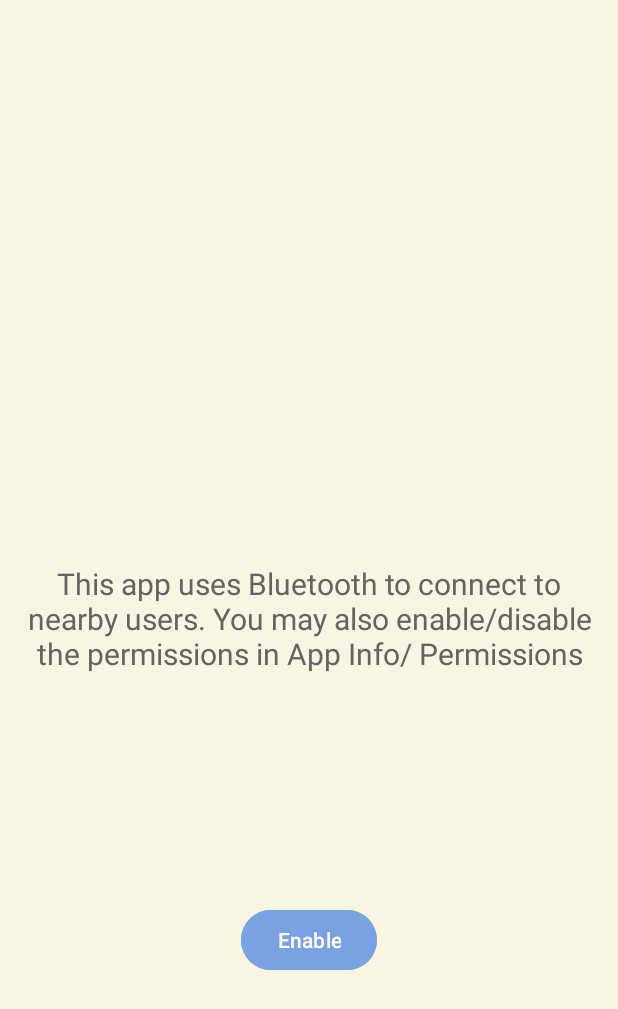
After one commit to Daydreamer7337/Chillara, an Android app: the EnablePermissions screen opened directly, with no data from a screen before it, on a phone screen of 412 x 824 dp. The commit adds this screen. Shown: the top 1009 px of the screen. Run offline under Robolectric (Android 15) with nearby library versions, the phone set to English and light mode, and no system bars.

Commit message:
Completed getting Permissions
Fetched permission required for ble

```diff
--- /dev/null
+++ b/app/src/main/java/com/uselessprojects/chillara/EnablePermissions.kt
@@ -0,0 +1,108 @@
+package com.uselessprojects.chillara
+
+import android.Manifest
+import android.content.Context
+import android.content.Intent
+import android.content.pm.PackageManager
+import android.os.Bundle
+import android.view.View
+import android.widget.Button
+import android.widget.TextView
+import androidx.appcompat.app.AppCompatActivity
+import androidx.core.app.ActivityCompat
+import androidx.core.content.ContextCompat
+import androidx.activity.OnBackPressedCallback
+
+class EnablePermissions: AppCompatActivity()
+{
+    private val PERMISSION_REQUEST_CODE = 2004
+
+    override fun onCreate(savedInstanceState: Bundle?)
+    {
+        super.onCreate(savedInstanceState)
+        setContentView(R.layout.permission_page)
+
+        val enable_permissions_btn: Button = findViewById(R.id.enable_permission_btn)
+
+        val enable_permission_btn: Button = findViewById(R.id.enable_permission_btn)
+
+        enable_permission_btn.setOnClickListener()
+        {
+            if(!(hasPermission(Manifest.permission.BLUETOOTH_SCAN) && hasPermission(Manifest.permission.BLUETOOTH_CONNECT) && hasPermission(Manifest.permission.BLUETOOTH_ADVERTISE)))
+            {
+                requestBluetoothPermissions()
+            }
+        }
+
+        onBackPressedDispatcher.addCallback(this, object : OnBackPressedCallback(true)
+        {
+            override fun handleOnBackPressed() {
+                return
+            }
+        })
+    }
+
+    fun Context.hasPermission(permissionType: String): Boolean
+    {
+        return ContextCompat.checkSelfPermission(this, permissionType) ==
+                PackageManager.PERMISSION_GRANTED
+    }
+
+    private fun requestBluetoothPermissions(){
+        ActivityCompat.requestPermissions(this,
+            arrayOf(
+                Manifest.permission.BLUETOOTH_SCAN,
+                Manifest.permission.BLUETOOTH_CONNECT,
+                Manifest.permission.BLUETOOTH_ADVERTISE
+            ),
+            PERMISSION_REQUEST_CODE
+        )
+    }
+
+    override fun onRequestPermissionsResult(
+        requestCode: Int,
+        permissions: Array<out String>,
+        grantResults: IntArray
+    ) {
+        super.onRequestPermissionsResult(requestCode, permissions, grantResults)
+        val enable_permission_btn: Button = findViewById(R.id.enable_permission_btn)
+        val permission_request_tv: TextView = findViewById(R.id.permission_request_tv)
+        if (requestCode != PERMISSION_REQUEST_CODE) return
+
+        val containsPermanentDenial = permissions.zip(grantResults.toTypedArray()).any {
+            it.second == PackageManager.PERMISSION_DENIED &&
+                    !ActivityCompat.shouldShowRequestPermissionRationale(this, it.first)
+        }
+        val containsDenial = grantResults.any { it == PackageManager.PERMISSION_DENIED }
+        val allGranted = grantResults.all { it == PackageManager.PERMISSION_GRANTED }
+        when {
+            containsPermanentDenial -> {
+                permission_request_tv.text = getString(R.string.permission_denied_permanently)
+                enable_permission_btn.isEnabled = false
+                enable_permission_btn.visibility = View.INVISIBLE
+            }
+            containsDenial -> {
+                requestBluetoothPermissions()
+            }
+            allGranted && hasPermission(Manifest.permission.BLUETOOTH_SCAN) && hasPermission(Manifest.permission.BLUETOOTH_CONNECT) && hasPermission(Manifest.permission.BLUETOOTH_ADVERTISE)  -> {
+                startActivity(Intent(this, MainActivity::class.java))
+            }
+            else -> {
+                // Unexpected scenario encountered when handling permissions
+                recreate()
+            }
+        }
+    }
+
+    override fun onResume() {
+        super.onResume()
+        if(hasPermission(Manifest.permission.BLUETOOTH_SCAN) && hasPermission(Manifest.permission.BLUETOOTH_CONNECT) && hasPermission(Manifest.permission.BLUETOOTH_ADVERTISE))
+            startActivity(Intent(this, MainActivity::class.java))
+    }
+
+    override fun onWindowFocusChanged(hasFocus: Boolean) {
+        super.onWindowFocusChanged(hasFocus)
+        if(hasFocus && hasPermission(Manifest.permission.BLUETOOTH_SCAN) && hasPermission(Manifest.permission.BLUETOOTH_CONNECT) && hasPermission(Manifest.permission.BLUETOOTH_ADVERTISE))
+            startActivity(Intent(this, MainActivity::class.java))
+    }
+}
--- /dev/null
+++ b/app/src/main/res/layout/permission_page.xml
@@ -0,0 +1,42 @@
+<?xml version="1.0" encoding="utf-8"?>
+<androidx.constraintlayout.widget.ConstraintLayout xmlns:android="http://schemas.android.com/apk/res/android"
+    xmlns:app="http://schemas.android.com/apk/res-auto"
+    xmlns:tools="http://schemas.android.com/tools"
+    android:layout_width="match_parent"
+    android:layout_height="match_parent"
+    android:id="@+id/welcome_screen"
+    android:background="@color/paleYellow"
+    android:paddingLeft="10dp"
+    android:paddingRight="10dp"
+    android:paddingTop="20dp"
+    android:paddingBottom="20dp">
+
+    <TextView
+        android:id="@+id/permission_request_tv"
+        android:layout_width="wrap_content"
+        android:layout_height="wrap_content"
+        android:text="@string/request_permission"
+        android:textAlignment="center"
+        android:textAppearance="?android:attr/textAppearanceMedium"
+        android:textColor="@color/textDark"
+        android:textSize="20sp"
+        app:layout_constraintBottom_toBottomOf="parent"
+        app:layout_constraintEnd_toEndOf="parent"
+        app:layout_constraintStart_toStartOf="parent"
+        app:layout_constraintTop_toTopOf="parent" />
+
+    <Button
+        android:id="@+id/enable_permission_btn"
+        android:layout_width="wrap_content"
+        android:layout_height="wrap_content"
+        android:backgroundTint="@color/lightBlue"
+        android:text="Enable"
+        android:textColor="@color/white"
+        app:layout_constraintBottom_toBottomOf="parent"
+        app:layout_constraintEnd_toEndOf="parent"
+        app:layout_constraintStart_toStartOf="parent"
+        app:layout_constraintTop_toBottomOf="@+id/permission_request_tv"
+        android:enabled="true"
+        android:visibility="visible"/>
+
+</androidx.constraintlayout.widget.ConstraintLayout>
--- a/app/src/main/res/values/strings.xml
+++ b/app/src/main/res/values/strings.xml
@@ -1,4 +1,6 @@
 <resources>
     <string name="app_name">Chillara</string>
     <string name="home_text">"What do you wish to do?"</string>
+    <string name="request_permission">"This app uses Bluetooth to connect to nearby users. You may also enable/disable the permissions in App Info/ Permissions"</string>
+    <string name="permission_denied_permanently">"Permission denied. Go to app settings and enable 'Nearby Devices' permission manually."</string>
 </resources>
```
Also changed, not shown: app/src/main/AndroidManifest.xml (+8 -0 lines), app/src/main/java/com/uselessprojects/chillara/MainActivity.kt (+21 -2 lines).
